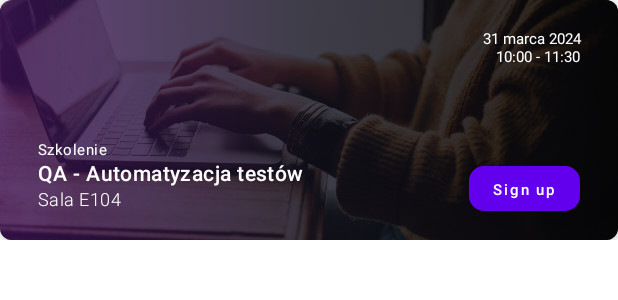
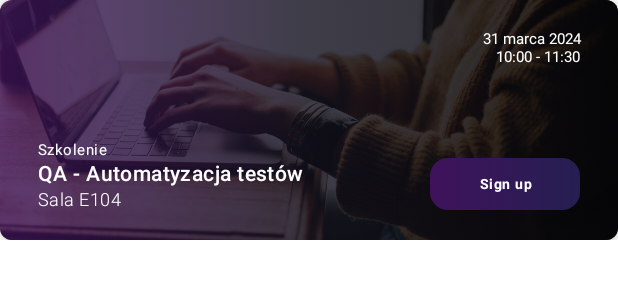
Before and after one commit to WRS-WEEIA-IT/DW-2024-App-Android, an Android app built with Jetpack Compose: the @Preview function PreviewEventCard, on a phone screen of 412 x 824 dp. Shown: the top 300 px of the screen. Run offline under Robolectric (Android 15) with nearby library versions, the phone set to English and light mode, and no system bars.

Commit message:
Rearrange components of EventCard, modify GradientButton

```diff
--- a/app/src/main/java/com/app/dw2024/components/EventCard.kt
+++ b/app/src/main/java/com/app/dw2024/components/EventCard.kt
@@ -7,11 +7,15 @@ import androidx.compose.foundation.layout.Box
 import androidx.compose.foundation.layout.Column
 import androidx.compose.foundation.layout.Row
 import androidx.compose.foundation.layout.Spacer
+import androidx.compose.foundation.layout.fillMaxHeight
 import androidx.compose.foundation.layout.fillMaxSize
 import androidx.compose.foundation.layout.fillMaxWidth
 import androidx.compose.foundation.layout.height
 import androidx.compose.foundation.layout.padding
+import androidx.compose.foundation.layout.width
+import androidx.compose.foundation.rememberScrollState
 import androidx.compose.foundation.shape.RoundedCornerShape
+import androidx.compose.foundation.verticalScroll
 import androidx.compose.material.Button
 import androidx.compose.material.Card
 import androidx.compose.material.ExperimentalMaterialApi
@@ -63,44 +67,18 @@ fun EventCard(
                     .fillMaxSize()
                     .background(brush = CardPurpleGradient)
             ) {
-                Column(
+                Row(
                     modifier = Modifier
                         .fillMaxSize()
                         .background(Color.Transparent)
                         .padding(horizontal = 25.dp, vertical = 20.dp),
-                    verticalArrangement = Arrangement.SpaceBetween
-                ) {
-                    Box(
-                        modifier = Modifier
-                            .fillMaxWidth()
-                            .background(Color.Transparent),
-                        contentAlignment = Alignment.CenterEnd
+                    verticalAlignment = Alignment.Bottom
                 ) {
                     Column(
-                            horizontalAlignment = Alignment.End
+                        modifier = Modifier
+                            .weight(1f)
+                            .verticalScroll(rememberScrollState())
                     ) {
-                            Text(
-                                text = date,
-                                color = Color.White,
-                                fontSize = 10.sp,
-                                textAlign = TextAlign.End
-                            )
-                            Text(
-                                text = time,
-                                color = Color.White,
-                                fontSize = 10.sp,
-                                textAlign = TextAlign.End
-                            )
-                        }
-                    }
-                    Row(
-                        modifier = Modifier
-                            .fillMaxWidth()
-                            .background(Color.Transparent),
-                        horizontalArrangement = Arrangement.SpaceBetween,
-                        verticalAlignment = Alignment.Bottom
-                    ) {
-                        Column {
                         Text(
                             text = eventType,
                             color = Color.White,
@@ -125,18 +103,34 @@ fun EventCard(
                             letterSpacing = 0.3.sp
                         )
                     }
-                        Button(
-                            modifier = Modifier
-                                .height(30.dp),
-                            shape = RoundedCornerShape(10.dp),
-                            onClick = { /*TODO*/ }
+                    Spacer(modifier = Modifier.width(8.dp))
+                    Column(
+                        modifier = Modifier.fillMaxHeight(),
+                        horizontalAlignment = Alignment.End,
+                        verticalArrangement = Arrangement.SpaceBetween,
+                    ) {
+                        Column(
+                            horizontalAlignment = Alignment.End
                         ) {
                             Text(
-                                text = stringResource(id = R.string.sign_up),
+                                text = date,
                                 color = Color.White,
                                 fontSize = 10.sp,
+                                textAlign = TextAlign.End
+                            )
+                            Text(
+                                text = time,
+                                color = Color.White,
+                                fontSize = 10.sp,
+                                textAlign = TextAlign.End
                             )
                         }
+                        GradientButton(
+                            onClick = {  },
+                            text = stringResource(id = R.string.sign_up),
+                            fontSize = 9.sp,
+                            cornerShape = RoundedCornerShape(12.dp),
+                        )
                     }
                 }
             }
```
Also changed, not shown: app/src/main/java/com/app/dw2024/components/GradientButton.kt (+11 -19 lines). Lines whose indentation alone changed are shown as unchanged.
